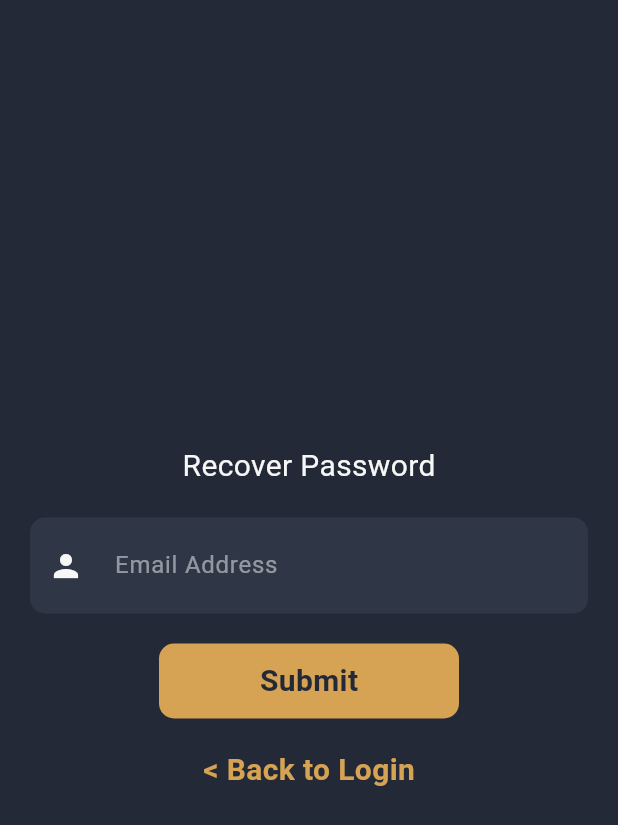
After one commit to mahdi-islam-pranto/barber_shop, a Flutter app: the ForgotPassword screen opened directly, on a phone screen of 412 x 824 dp. The commit adds this screen. Shown: the top 825 px of the screen. Run offline on Flutter 3.47's test engine with Material 3 defaults, Android fonts, the phone set to English and light mode, and no system bars; our stand-ins replace cloud_firestore, contained_tab_bar_view, firebase_auth, firebase_core; missing offline and left inert: animated_snack_bar; accounts and stored records are empty.

Commit message:
forgot password function added

```diff
--- /dev/null
+++ b/lib/Auth/forgot_password.dart
@@ -0,0 +1,145 @@
+import 'package:animated_snack_bar/animated_snack_bar.dart';
+import 'package:barber_shop/resources/colors.dart';
+import 'package:firebase_auth/firebase_auth.dart';
+import 'package:flutter/material.dart';
+
+import 'loginPage.dart';
+
+class ForgotPassword extends StatefulWidget {
+  const ForgotPassword({super.key});
+
+  @override
+  State<ForgotPassword> createState() => _ForgotPasswordState();
+}
+
+String email = '';
+TextEditingController emailController = TextEditingController();
+
+resetPassword() async {
+  try {
+    await FirebaseAuth.instance
+        .sendPasswordResetEmail(email: email)
+        .then((value) {
+      print('Password reset link sent to $email');
+    });
+
+    // show success message
+    AnimatedSnackBar.material(
+      'Password reset link sent to $email',
+      type: AnimatedSnackBarType.success,
+    );
+  } on FirebaseAuthException catch (e) {
+    AnimatedSnackBar.material(
+      'Error: $e',
+      type: AnimatedSnackBarType.error,
+    );
+  }
+}
+
+class _ForgotPasswordState extends State<ForgotPassword> {
+  @override
+  Widget build(BuildContext context) {
+    return Scaffold(
+      body: Center(
+        child: Column(
+          mainAxisAlignment: MainAxisAlignment.center,
+          children: [
+            const Text(
+              'Recover Password',
+              style: TextStyle(fontSize: 20),
+            ),
+            // email or phone number field
+            Padding(
+              padding: const EdgeInsets.only(left: 20, right: 20, top: 20),
+              child: TextFormField(
+                  controller: emailController,
+                  style: TextStyle(color: textColor),
+                  keyboardType: TextInputType.emailAddress,
+                  validator: (value) {
+                    if (value == null || value.isEmpty) {
+                      return 'Email or Phone number is required.';
+                    }
+                    return null;
+                  },
+                  decoration: InputDecoration(
+                    fillColor: boxColor,
+                    contentPadding: const EdgeInsets.all(20),
+                    filled: true,
+                    border: OutlineInputBorder(
+                      borderRadius: BorderRadius.circular(10),
+                      borderSide: BorderSide.none,
+                    ),
+                    focusedBorder: OutlineInputBorder(
+                      borderRadius: BorderRadius.circular(10),
+                      borderSide: BorderSide(color: textColor, width: 2.0),
+                    ),
+                    prefixIcon: Icon(Icons.person, color: textColor),
+                    hintStyle: TextStyle(color: textColor.withOpacity(0.5)),
+                    hintText: " Email Address",
+                    labelStyle: TextStyle(color: textColor),
+                  )),
+            ),
+
+            // submit button
+            GestureDetector(
+              onTap: () {
+                setState(() {
+                  email = emailController.text;
+                });
+                print("hello");
+                resetPassword();
+
+                // navigate to login page
+                Navigator.pop(context);
+              },
+              child: Padding(
+                padding: const EdgeInsets.only(top: 20),
+                child: Container(
+                  height: 50,
+                  width: 200,
+                  decoration: BoxDecoration(
+                    color: buttonColor,
+                    borderRadius: BorderRadius.circular(10),
+                  ),
+                  child: Center(
+                    child: Text(
+                      "Submit",
+                      style: TextStyle(
+                        color: backGroundColor,
+                        fontSize: 20,
+                        fontWeight: FontWeight.bold,
+                      ),
+                    ),
+                  ),
+                ),
+              ),
+            ),
+
+            // back to login button
+            Padding(
+              padding: const EdgeInsets.only(top: 20),
+              child: GestureDetector(
+                onTap: () {
+                  Navigator.pushReplacement(
+                    context,
+                    MaterialPageRoute(
+                      builder: (context) => const LoginPage(),
+                    ),
+                  );
+                },
+                child: Text(
+                  "< Back to Login",
+                  style: TextStyle(
+                    color: buttonColor,
+                    fontSize: 20,
+                    fontWeight: FontWeight.bold,
+                  ),
+                ),
+              ),
+            )
+          ],
+        ),
+      ),
+    );
+  }
+}
--- a/lib/screens/homepage.dart
+++ b/lib/screens/homepage.dart
@@ -30,6 +30,7 @@ class _HomePageState extends State<HomePage> {
                 GestureDetector(
                   onTap: () {
                     FirebaseAuth.instance.signOut();
+
                     debugPrint('########## User Logged Out');
                     Navigator.push(context,
                         MaterialPageRoute(builder: (context) {
```
Also changed, not shown: lib/Auth/loginPage.dart (+31 -1 lines).
